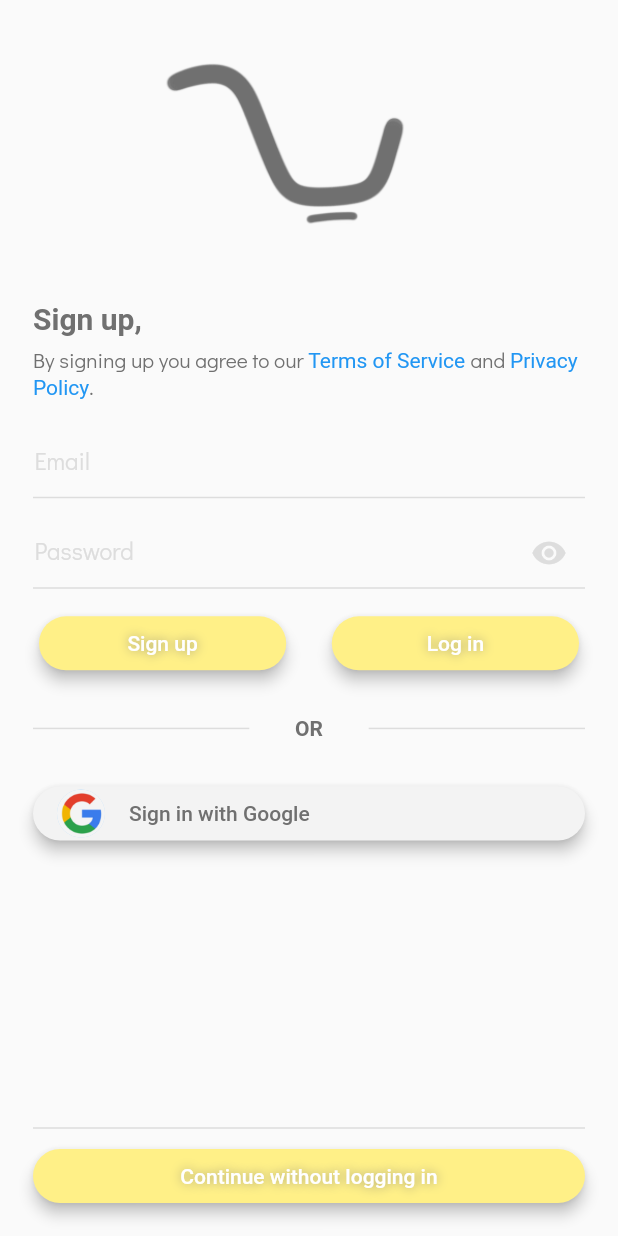
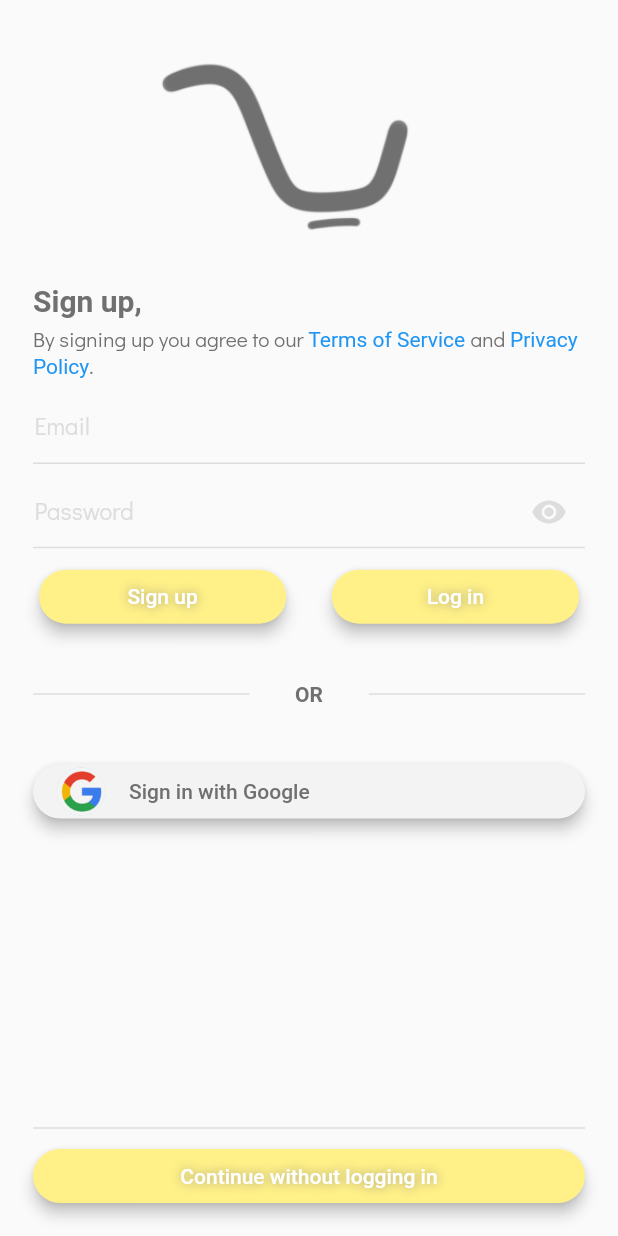
Before and after one commit to resultanyildizi/sepetim, a Flutter app: the screen it shows after launch, on a phone screen of 412 x 824 dp. Run offline on Flutter 3.47's test engine with Material 2 defaults, Android fonts, the phone set to English and light mode, and no system bars; our stand-ins replace auto_route, bloc, dartz, device_preview, firebase_auth, flutter_bloc and 4 more; accounts and stored records are empty; generated files the repository leaves out were written again.

Commit message:
Sign in page bugs solved

```diff
--- a/lib/main.dart
+++ b/lib/main.dart
@@ -1,5 +1,7 @@
 import 'package:Sepetim/injection.dart';
 import 'package:Sepetim/presentation/core/app_widget.dart';
+import 'package:device_preview/device_preview.dart';
+import 'package:flutter/foundation.dart';
 import 'package:flutter/material.dart';
 import 'package:injectable/injectable.dart';
 
--- a/lib/predefined_variables/helper_functions.dart
+++ b/lib/predefined_variables/helper_functions.dart
@@ -5,8 +5,19 @@ double screenWidthByScalar(BuildContext context, double scalar) {
   return MediaQuery.of(context).size.width * scalar;
 }
 
-double screenHeightByScalar(BuildContext context, double scalar) {
-  return MediaQuery.of(context).size.height * scalar;
+double screenHeightByScalar(
+  BuildContext context, {
+  @required double scalarSmall,
+  @required double scalarMedium,
+  @required double scalarBig,
+}) {
+  if (MediaQuery.of(context).size.height < 700) {
+    return MediaQuery.of(context).size.height * scalarSmall;
+  } else if (MediaQuery.of(context).size.height < 800) {
+    return MediaQuery.of(context).size.height * scalarMedium;
+  } else {
+    return MediaQuery.of(context).size.height * scalarBig;
+  }
 }
 
 String translate(BuildContext context, String key) {
--- a/lib/presentation/core/widgets/logo.dart
+++ b/lib/presentation/core/widgets/logo.dart
@@ -1,15 +1,20 @@
-import 'package:Sepetim/predefined_variables/helper_functions.dart';
 import 'package:flutter/material.dart';
+
 import 'package:Sepetim/predefined_variables/images.dart' as app_images;
 
 class LogoCenter extends StatelessWidget {
+  final double height;
+  const LogoCenter({
+    Key key,
+    @required this.height,
+  }) : super(key: key);
   @override
   Widget build(BuildContext context) {
     return Padding(
       padding: const EdgeInsets.only(right: 32.0),
       child: Center(
         child: Container(
-          width: screenWidthByScalar(context, 0.4),
+          height: height,
           child: app_images.logoGrey,
         ),
       ),
--- a/lib/presentation/sign_in/sign_in_page.dart
+++ b/lib/presentation/sign_in/sign_in_page.dart
@@ -33,22 +33,44 @@ class SignInPage extends StatelessWidget {
               crossAxisAlignment: CrossAxisAlignment.start,
               children: <Widget>[
                 SizedBox(
-                  height: screenHeightByScalar(context, 0.03),
+                  height: screenHeightByScalar(
+                    context,
+                    scalarSmall: 0.02,
+                    scalarMedium: 0.03,
+                    scalarBig: 0.03,
+                  ),
                 ),
-                LogoCenter(),
+                LogoCenter(
+                  height: screenHeightByScalar(
+                    context,
+                    scalarSmall: 0.12,
+                    scalarMedium: 0.12,
+                    scalarBig: 0.14,
+                  ),
+                ),
                 SizedBox(
-                  height: screenHeightByScalar(context, 0.06),
+                  height: screenHeightByScalar(
+                    context,
+                    scalarSmall: 0.02,
+                    scalarMedium: 0.04,
+                    scalarBig: 0.04,
+                  ),
                 ),
                 Text(
                   translate(context, 'sign_up'),
                   style: robotoTextStyle(fontSize: 20.0, bold: true),
                 ),
                 const SizedBox(
-                  height: 6.0,
+                  height: 4.0,
                 ),
                 AppLocalizations.of(context).termsAndPrivacyPolicy(context),
-                const SizedBox(
-                  height: 10.0,
+                SizedBox(
+                  height: screenHeightByScalar(
+                    context,
+                    scalarSmall: 0.001,
+                    scalarMedium: 0.0015,
+                    scalarBig: 0.0015,
+                  ),
                 ),
                 Expanded(
                   child: SignInForm(),
--- a/lib/presentation/sign_in/widgets/sign_in_form.dart
+++ b/lib/presentation/sign_in/widgets/sign_in_form.dart
@@ -41,9 +41,23 @@ class SignInForm extends StatelessWidget {
             children: <Widget>[
               const SizedBox(height: 8.0),
               emailFormField(context),
-              SizedBox(height: screenWidthByScalar(context, 0.03)),
+              SizedBox(
+                height: screenHeightByScalar(
+                  context,
+                  scalarSmall: 0.005,
+                  scalarMedium: 0.01,
+                  scalarBig: 0.01,
+                ),
+              ),
               passwordFormField(context),
-              SizedBox(height: screenWidthByScalar(context, 0.03)),
+              SizedBox(
+                height: screenHeightByScalar(
+                  context,
+                  scalarSmall: 0.005,
+                  scalarMedium: 0.01,
+                  scalarBig: 0.01,
+                ),
+              ),
               Padding(
                 padding: const EdgeInsets.symmetric(horizontal: 4.0),
                 child: Row(
@@ -71,9 +85,23 @@ class SignInForm extends StatelessWidget {
                   ],
                 ),
               ),
-              SizedBox(height: screenWidthByScalar(context, 0.06)),
+              SizedBox(
+                height: screenHeightByScalar(
+                  context,
+                  scalarSmall: 0.02,
+                  scalarMedium: 0.03,
+                  scalarBig: 0.04,
+                ),
+              ),
               DividerOr(),
-              SizedBox(height: screenWidthByScalar(context, 0.06)),
+              SizedBox(
+                height: screenHeightByScalar(
+                  context,
+                  scalarSmall: 0.02,
+                  scalarMedium: 0.03,
+                  scalarBig: 0.04,
+                ),
+              ),
               GoogleSignInButton(
                 onPressed: () {
                   context.bloc<SignInFormBloc>().add(
--- a/lib/presentation/splash/splash_page.dart
+++ b/lib/presentation/splash/splash_page.dart
@@ -1,4 +1,5 @@
 import 'package:Sepetim/application/auth/auth/auth_bloc_bloc.dart';
+import 'package:Sepetim/predefined_variables/helper_functions.dart';
 import 'package:Sepetim/presentation/core/widgets/logo.dart';
 import 'package:Sepetim/presentation/routes/router.gr.dart';
 import 'package:auto_route/auto_route.dart';
@@ -21,7 +22,9 @@ class SplashPage extends StatelessWidget {
       },
       child: Scaffold(
         backgroundColor: app_colors.sepetimYellow,
-        body: LogoCenter(),
+        body: LogoCenter(
+          height: screenWidthByScalar(context, 0.3),
+        ),
       ),
     );
   }
--- a/pubspec.yaml
+++ b/pubspec.yaml
@@ -41,7 +41,7 @@ dependencies:
   meta: ^1.1.8
   flushbar: ^1.10.4
   flutter_launcher_icons: ^0.7.5
-
+  device_preview: ^0.3.0+1
 
   # The following adds the Cupertino Icons font to your application.
   # Use with the CupertinoIcons class for iOS style icons.
```
Also changed, not shown: pubspec.lock.
